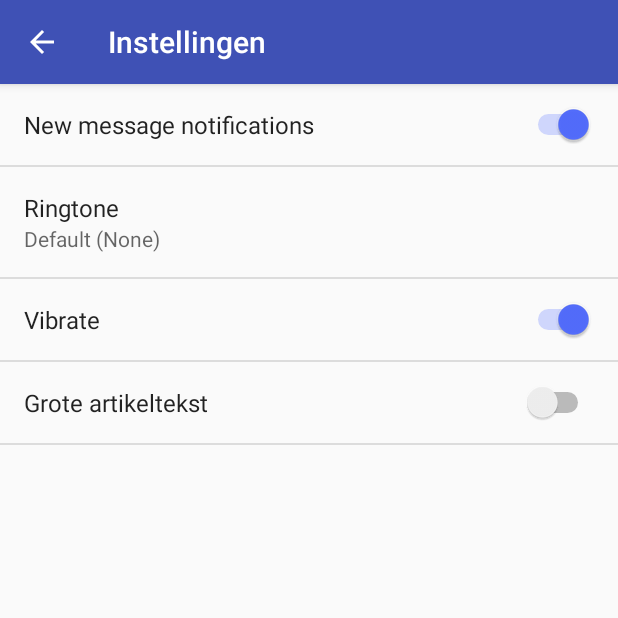
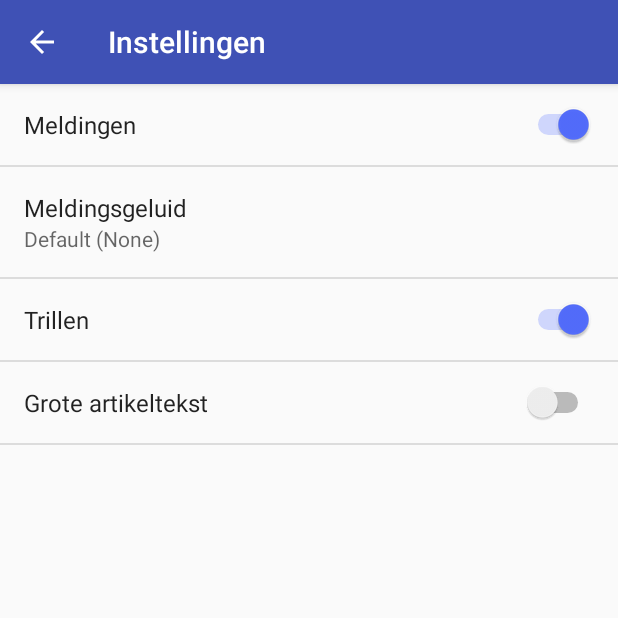
Before and after one commit to pyramid500/MyApplication, an Android app: the SettingsActivity screen opened directly, with no data from a screen before it, on a phone screen of 412 x 824 dp, the top half of it. Run offline under Robolectric (Android 15) with nearby library versions, the light colour scheme and no system bars; network calls fail.

Commit message:
Changed settings titles
Changed settings titles on settings page

```diff
--- a/app/src/main/res/xml/pref_general.xml
+++ b/app/src/main/res/xml/pref_general.xml
@@ -5,7 +5,7 @@
     <SwitchPreference
         android:defaultValue="true"
         android:key="notifications_new_message"
-        android:title="@string/pref_title_new_message_notifications"
+        android:title="Meldingen"
         android:thumbTint="@color/colorAccent"/>
     <!-- Allows the user to choose a ringtone in the 'notification' category. -->
     <!-- NOTE: This preference will be enabled only when the checkbox above is checked. -->
@@ -15,14 +15,14 @@
         android:dependency="notifications_new_message"
         android:key="notifications_new_message_ringtone"
         android:ringtoneType="notification"
-        android:title="@string/pref_title_ringtone" />
+        android:title="Meldingsgeluid" />
 
     <!-- NOTE: This preference will be enabled only when the checkbox above is checked. -->
     <SwitchPreference
         android:defaultValue="true"
         android:dependency="notifications_new_message"
         android:key="notifications_new_message_vibrate"
-        android:title="@string/pref_title_vibrate"
+        android:title="Trillen"
         android:thumbTint="@color/colorAccent"/>
 
     <SwitchPreference
```
